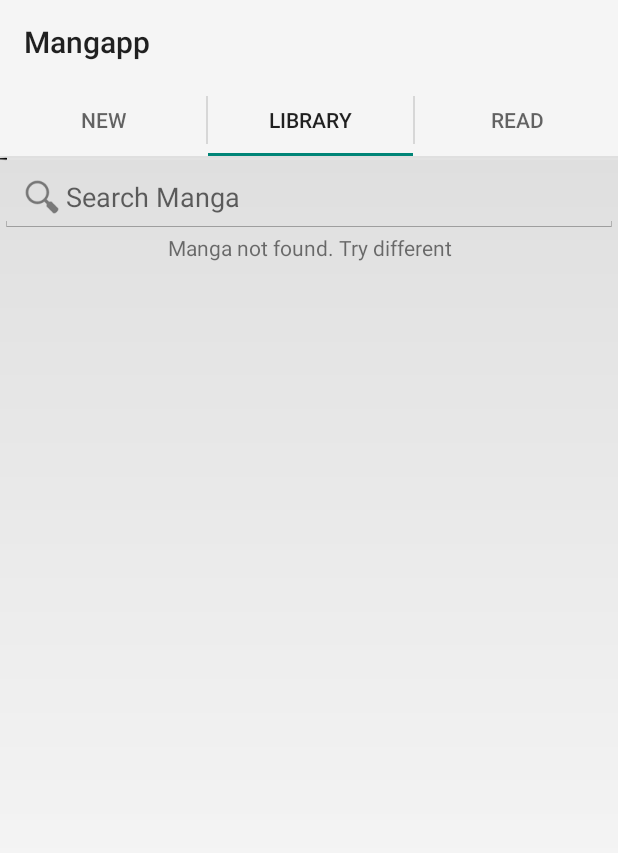
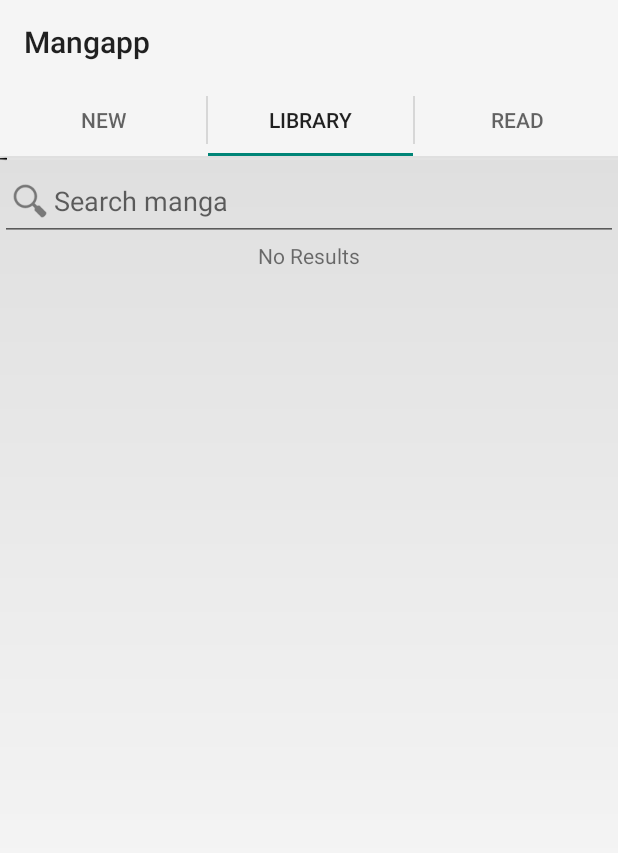
Before and after one commit to Vrael/eManga, an Android app: the screen it shows after launch (MainActivity), tab 2 chosen, on a phone screen of 412 x 824 dp. Shown: the top 853 px of the screen. Run offline under Robolectric (Android 15) with nearby library versions, the phone set to English and light mode, and no system bars; our stand-ins replace Volley; libraries missing offline, so code that uses them is left out: com.j256.ormlite, org.apache.commons; 27 statements that could not run were skipped.

Commit message:
Add a loading label in manga list and refactor no_result_found label

```diff
--- a/app/src/main/java/com/emanga/emanga/app/fragments/MangaListFragment.java
+++ b/app/src/main/java/com/emanga/emanga/app/fragments/MangaListFragment.java
@@ -10,7 +10,6 @@ import android.support.v4.widget.SimpleCursorAdapter;
 import android.text.Editable;
 import android.text.TextWatcher;
 import android.util.Log;
-import android.view.Gravity;
 import android.view.LayoutInflater;
 import android.view.View;
 import android.view.ViewGroup;
@@ -18,7 +17,6 @@ import android.view.inputmethod.InputMethodManager;
 import android.widget.EditText;
 import android.widget.Filter;
 import android.widget.FilterQueryProvider;
-import android.widget.LinearLayout;
 import android.widget.ListView;
 import android.widget.TextView;
 
@@ -91,6 +89,7 @@ public class MangaListFragment extends ListFragment {
 	};
 
 	private EditText inputSearch;
+    private TextView emptyText;
 
 	/**
 	 * Mandatory empty constructor for the fragment manager to instantiate the
@@ -153,6 +152,10 @@ public class MangaListFragment extends ListFragment {
                                     @Override
                                     protected void onPostExecute(Void aVoid) {
                                         mAdapter.swapCursor(getHelper().getMangasWithGenres());
+                                        // It database was empty, empty text shows a loading message
+                                        if(emptyText != null){
+                                            emptyText.setText(R.string.search_not_found);
+                                        }
                                     }
                                 }.execute();
                             }
@@ -205,42 +208,15 @@ public class MangaListFragment extends ListFragment {
     public View onCreateView(LayoutInflater inflater, ViewGroup container,
             Bundle savedInstanceState) {
 
-    	Context context = getActivity();
-    	LinearLayout root = new LinearLayout(context);
-    	root.setLayoutParams(new LinearLayout.LayoutParams(
-                ViewGroup.LayoutParams.MATCH_PARENT, ViewGroup.LayoutParams.MATCH_PARENT));
+        View view = inflater.inflate(R.layout.manga_fragment_list, container, false);
 
-        root.setOrientation(LinearLayout.VERTICAL);
+    	inputSearch = (EditText) view.findViewById(R.id.search_box);
+        if(databaseHelper.getMangaRunDao().countOf() == 0){
+            emptyText = (TextView) view.findViewById(android.R.id.empty);
+            emptyText.setText(R.string.loading);
+        }
 
-        // Search input
-    	inputSearch = new EditText(getActivity());
-
-    	inputSearch.setCompoundDrawablesWithIntrinsicBounds(R.drawable.ic_action_search,0,0,0);
-    	inputSearch.setHint(getResources().getString(R.string.search));
-    	root.addView(inputSearch, new LinearLayout.LayoutParams(
-                ViewGroup.LayoutParams.MATCH_PARENT, ViewGroup.LayoutParams.WRAP_CONTENT));
-
-    	// Message when list is empty
-        TextView tv = new TextView(getActivity());
-        tv.setId(android.R.id.empty);
-        tv.setGravity(Gravity.CENTER);
-        tv.setText(getString(R.string.search_not_found));
-        root.addView(tv, new LinearLayout.LayoutParams(
-                ViewGroup.LayoutParams.MATCH_PARENT, ViewGroup.LayoutParams.WRAP_CONTENT));
-
-        // ListView with the mangas
-        ListView lv = new ListView(getActivity());
-        lv.setId(android.R.id.list);
-        lv.setDrawSelectorOnTop(false);
-        lv.setVerticalScrollBarEnabled(false);
-        lv.setFastScrollEnabled(true);
-        lv.setScrollingCacheEnabled(true);
-        lv.setEmptyView(tv);
-
-        root.addView(lv, new LinearLayout.LayoutParams(
-                ViewGroup.LayoutParams.MATCH_PARENT, ViewGroup.LayoutParams.MATCH_PARENT));
-
-    	return root;
+    	return view;
     }
 
 	@Override
--- /dev/null
+++ b/app/src/main/res/layout/manga_fragment_list.xml
@@ -0,0 +1,30 @@
+<?xml version="1.0" encoding="utf-8"?>
+
+<LinearLayout xmlns:android="http://schemas.android.com/apk/res/android"
+              android:orientation="vertical"
+              android:layout_width="match_parent"
+              android:layout_height="match_parent">
+
+    <EditText
+        android:layout_width="match_parent"
+        android:layout_height="wrap_content"
+        android:id="@+id/search_box"
+        android:drawableLeft="@drawable/ic_action_search"
+        android:hint="@string/search_hint" />
+
+    <ListView
+        android:layout_width="match_parent"
+        android:layout_height="match_parent"
+        android:id="@id/android:list"
+        android:scrollbars="none"
+        android:fastScrollEnabled="true"
+        android:scrollingCache="true" />
+
+    <TextView
+        android:layout_width="match_parent"
+        android:layout_height="wrap_content"
+        android:id="@id/android:empty"
+        android:gravity="center"
+        android:text="@string/search_not_found" />
+
+</LinearLayout>
--- a/app/src/main/res/values/strings.xml
+++ b/app/src/main/res/values/strings.xml
@@ -16,9 +16,6 @@
 
     <string name="title_activity_reader">Reader</string>
 
-    <string name="search_hint">Search manga</string>
-    <string name="list_empty">No Results</string>
-
     <!-- Error Messages -->
     <string name="volley_error_title">Connectivity issue</string>
     <string name="volley_error_body">A samurai cut the communication. We are trying solve it. Try again in a few minutes.</string>
@@ -34,8 +31,8 @@
     <string name="loading">Loading&#8230;</string>
 
     <!-- Search Messages -->
-    <string name="search">Search Manga</string>
-    <string name="search_not_found">Manga not found. Try different</string>
+    <string name="search_hint">Search manga</string>
+    <string name="search_not_found">No Results</string>
 
     <!-- Date labels -->
     <string name="date_today_label">Today</string>
```
Also changed, not shown: 1 other file.
